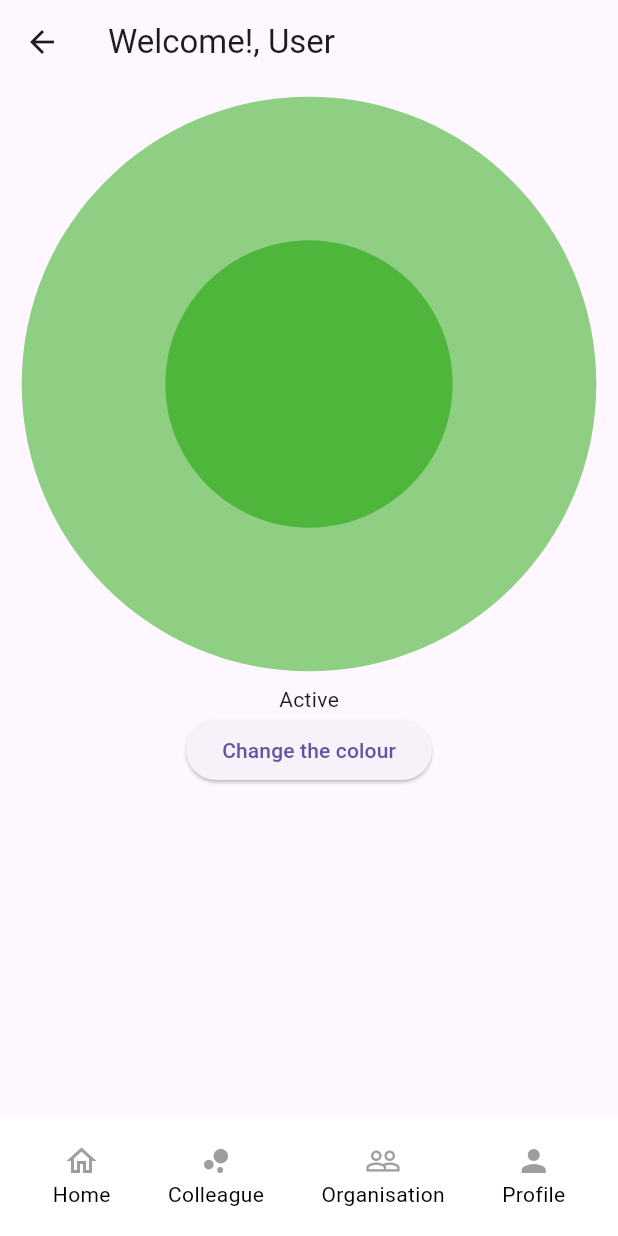
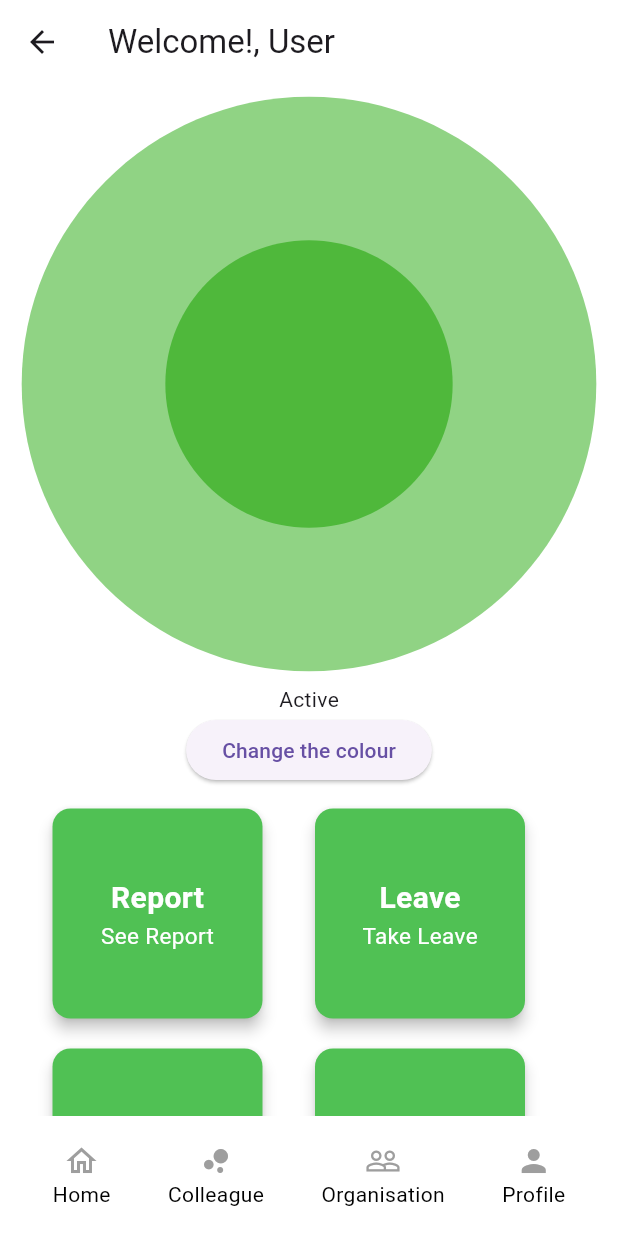
Before and after one commit to nikhilkumar110k/SIH-location-page, a Flutter app: the Homepage screen opened directly, on a phone screen of 412 x 824 dp. Run offline on Flutter 3.47's test engine with Material 3 defaults, Android fonts, the phone set to English and light mode, and no system bars; our stand-ins replace cloud_firestore, firebase_auth, firebase_core, flutter_heatmap_calendar, lottie, permission_handler and 1 more; accounts and stored records are empty; network calls fail.

Commit message:
working profile and completed homepage

```diff
--- a/lib/Homepage.dart
+++ b/lib/Homepage.dart
@@ -5,6 +5,8 @@ import 'package:http/http.dart' as http;
 import 'package:lottie/lottie.dart';
 import 'package:permission_handler/permission_handler.dart';
 import 'package:sih_spot_sync/components/bottom_bar.dart';
+
+import 'components/card.dart';
 
 class Homepage extends StatefulWidget {
   const Homepage({super.key});
@@ -113,10 +115,14 @@ class _HomepageState extends State<Homepage> with SingleTickerProviderStateMixin
   Widget build(BuildContext context) {
     return Scaffold(
       appBar: AppBar(
+        backgroundColor: Colors.white,
         title: Text("Welcome!, ${loadedEntries.isNotEmpty ? loadedEntries.join(', ') : 'User'}"),
       ),
       bottomNavigationBar: Bottom_Bar(),
-      body: Column(
+      body: SingleChildScrollView(
+        child: Container(
+          color: Colors.white,
+          child: Column(
             crossAxisAlignment: CrossAxisAlignment.start,
             children: [
               Column(
@@ -149,11 +155,55 @@ class _HomepageState extends State<Homepage> with SingleTickerProviderStateMixin
                         _isValueTrue=true;
                       }
                     });
-              }, child: Text("Change the colour"))
+                  }, child: Text("Change the colour")),
+                  SizedBox(
+                    child: _isValueTrue==true
+                        ? Column(
+                      children: [
+                        Row(children: [
+                          Padding(
+                            padding: const EdgeInsets.only(left: 5.0),
+                            child: CardWidget(color: Color.fromRGBO(80, 193, 84,100), heading: "Report", subText: "See Report"),
+                          ),
+                          CardWidget(color: Color.fromRGBO(80, 193, 84,100), heading: "Leave", subText: "Take Leave"),
+                        ],),
+                        Row(children: [
+                          Padding(
+                            padding: const EdgeInsets.only(left: 5.0),
+                            child: CardWidget(color: Color.fromRGBO(80, 193, 84,100), heading: "Tasks", subText: "Tasks"),
+                          ),
+                          CardWidget(color: Color.fromRGBO(80, 193, 84,100), heading: "About us", subText: "Details"),
+                        ],
+                        ),
+                      ],
+                    )
+                        : Column(
+                      children: [
+                        Row(children: [
+                          Padding(
+                            padding: const EdgeInsets.only(left: 5.0),
+                            child: CardWidget(color: Color.fromRGBO(255, 142, 58,100), heading: "Report", subText: "See Report"),
+
+                          ),
+                          CardWidget(color: Color.fromRGBO(255, 142, 58,100), heading: "Leave", subText: "Take Leave"),
+                        ],),
+                        Row(children: [
+                          Padding(
+                            padding: const EdgeInsets.only(left: 5.0),
+                            child: CardWidget(color: Color.fromRGBO(255, 142, 58,100), heading: "Tasks", subText: "Tasks"),
+                          ),
+                          CardWidget(color: Color.fromRGBO(255, 142, 58,100), heading: "About us", subText: "Details"),
                         ],
                         ),
                       ],
                     ),
+                  ),
+                ],
+              ),
+            ],
+          ),
+        ),
+      ),
     );
   }
 }
--- a/lib/components/bottom_bar.dart
+++ b/lib/components/bottom_bar.dart
@@ -1,6 +1,7 @@
 import 'package:flutter/material.dart';
 import 'package:sih_spot_sync/Homepage.dart';
 import 'package:sih_spot_sync/OrganisationPage.dart';
+import 'package:sih_spot_sync/ProfilePage.dart';
 
 class Bottom_Bar extends StatefulWidget {
   @override
@@ -55,7 +56,7 @@ Column(
 )
             ,            InkWell(
 onTap: () => {
-  Navigator.push(context, MaterialPageRoute(builder: (context)=> Homepage()))
+  Navigator.push(context, MaterialPageRoute(builder: (context)=> Profilepage()))
 },child: const
 Column(
  mainAxisSize: MainAxisSize.min,
--- a/lib/components/card.dart
+++ b/lib/components/card.dart
@@ -18,27 +18,28 @@ class CardWidget extends StatelessWidget {
     return Padding(
       padding: const EdgeInsets.only(top: 10, left: 25),
       child: SizedBox(
-        height: 220,
+        height: 150,
         width: 150,
+        child: Container(
+          decoration: BoxDecoration(
+            border: Border.all(color: Colors.transparent),
+              borderRadius: BorderRadius.circular(20)),
           child: Card(
             elevation: 4,
             color: color,
-          shape: RoundedRectangleBorder(
-            borderRadius: BorderRadius.circular(15),
-          ),
             child: Padding(
               padding: const EdgeInsets.all(20),
               child: Column(
-              crossAxisAlignment: CrossAxisAlignment.start,
+                mainAxisAlignment: MainAxisAlignment.center,
+                crossAxisAlignment: CrossAxisAlignment.center,
                 children: [
                   Text(
                     heading,
                     style: TextStyle(
-                    fontWeight: FontWeight.w500,
+                      color: Colors.white,
+                      fontSize: 20,
+                      fontWeight: FontWeight.bold,
                     ),
-                ),
-                SizedBox(
-                  height: 20,
                   ),
                   if (mood != null) ...[
                     mood!,
@@ -47,8 +48,8 @@ class CardWidget extends StatelessWidget {
                   Text(
                     subText,
                     style: TextStyle(
-                    fontWeight: FontWeight.bold,
-                    fontSize: 30,
+                      color: Colors.white,
+                      fontSize: 15,
                     ),
                   ),
                 ],
@@ -56,6 +57,7 @@ class CardWidget extends StatelessWidget {
             ),
           ),
         ),
+      ),
     );
   }
 }
--- a/lib/main.dart
+++ b/lib/main.dart
@@ -3,6 +3,7 @@ import 'package:flutter/material.dart';
 import 'package:sih_spot_sync/Homepage.dart';
 import 'package:sih_spot_sync/LandingPages.dart';
 import 'package:sih_spot_sync/Login.dart';
+import 'package:sih_spot_sync/ProfilePage.dart';
 import 'package:sih_spot_sync/SignUpPage.dart';
 import 'package:sih_spot_sync/loginandsigninredirector.dart';
 import 'package:sih_spot_sync/welcome_screens/screen1.dart';
@@ -26,7 +27,7 @@ class MyApp extends StatelessWidget {
     return MaterialApp(
 
       debugShowCheckedModeBanner: false,
-      home: SplashScreen(),
+        home: SplashScreen(),
     );
   }
 }
```
Also changed, not shown: lib/OrganisationPage.dart (+23 -4 lines), lib/ProfilePage.dart (added, +69 -0 lines). Lines whose indentation alone changed are shown as unchanged.
